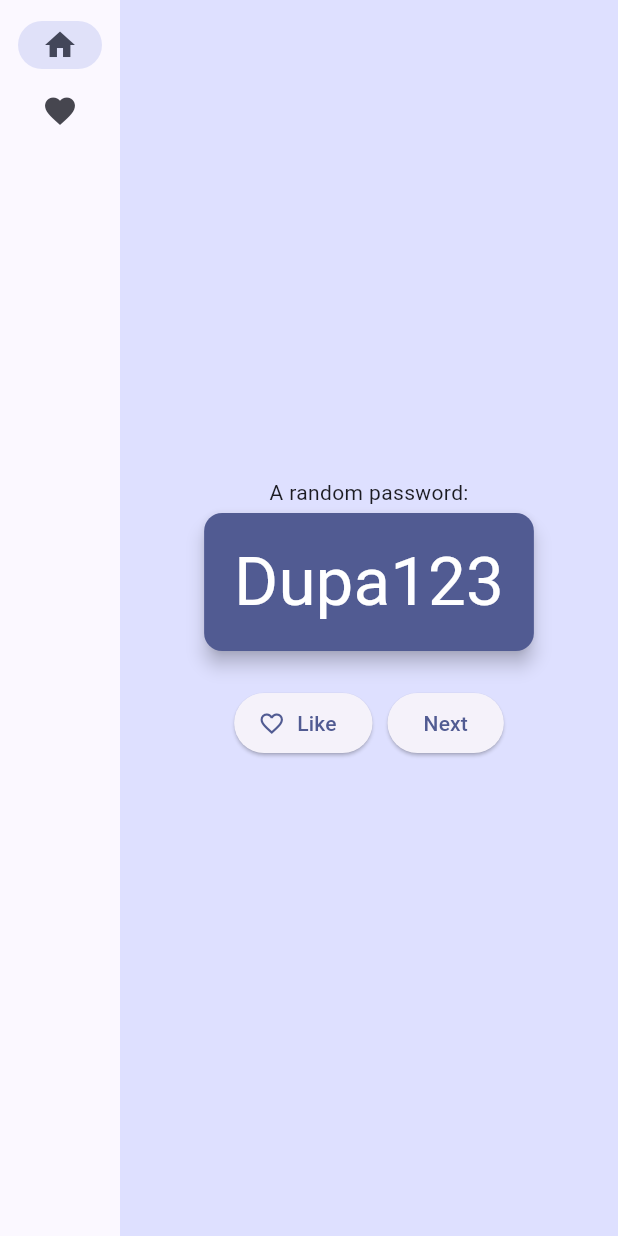
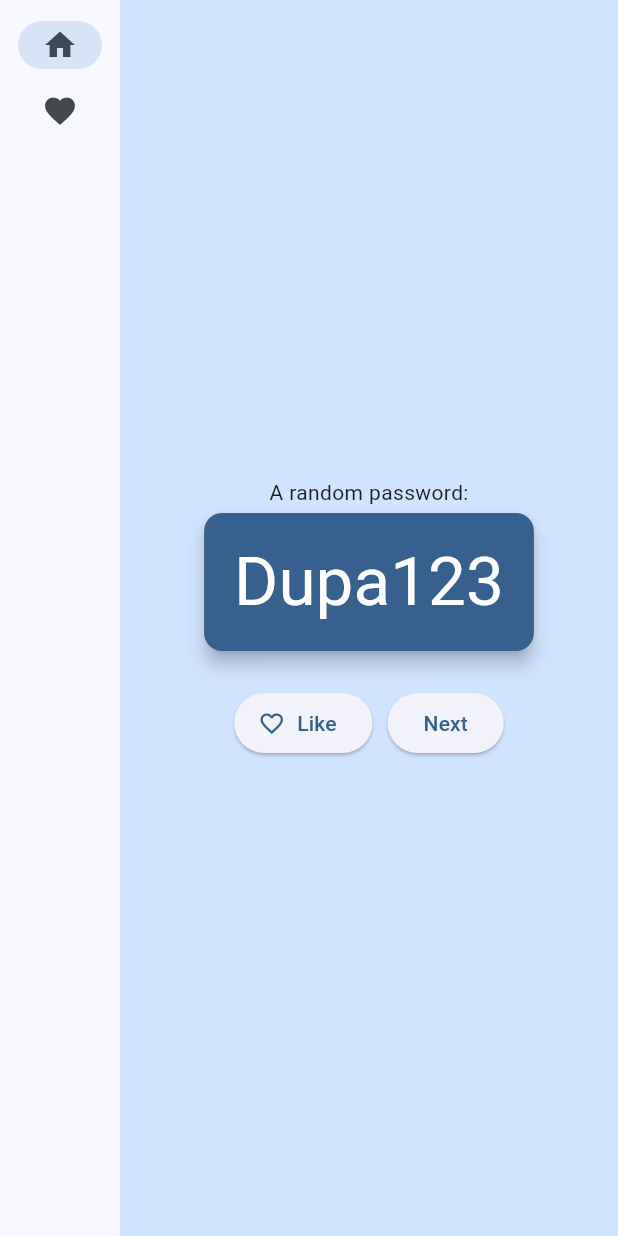
Before and after one commit to igrek51/todotree, a Flutter app: the screen it shows after launch, on a phone screen of 412 x 824 dp. Run offline on Flutter 3.47's test engine with Material 3 defaults, Android fonts, the phone set to English and light mode, and no system bars.

Commit message:
clean up code

```diff
--- a/lib/main.dart
+++ b/lib/main.dart
@@ -17,7 +17,7 @@ class MyApp extends StatelessWidget {
         title: 'Namer App',
         theme: ThemeData(
           useMaterial3: true,
-          colorScheme: ColorScheme.fromSeed(seedColor: Colors.indigo),
+          colorScheme: ColorScheme.fromSeed(seedColor: Colors.blue),
         ),
         home: MyHomePage(),
       ),
@@ -68,10 +68,8 @@ class _MyHomePageState extends State<MyHomePage> {
     switch (selectedIndex) {
       case 0:
         page = GeneratorPage();
-        break;
       case 1:
         page = FavoritesPage();
-        break;
       default:
         throw UnimplementedError('no widget for $selectedIndex');
     }
```
Also changed, not shown: analysis_options.yaml (+1 -23 lines), pubspec.yaml (+2 -70 lines), 1 other file.
